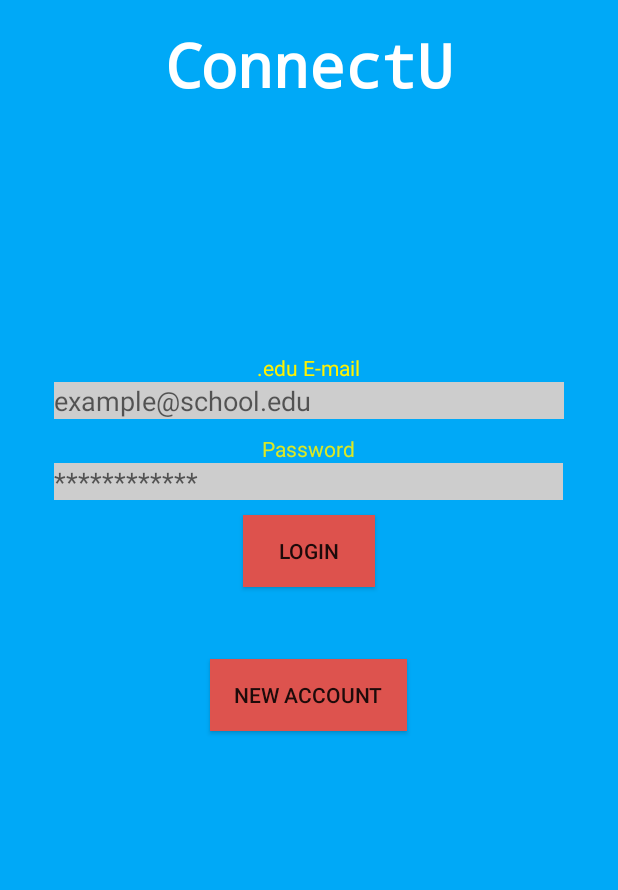
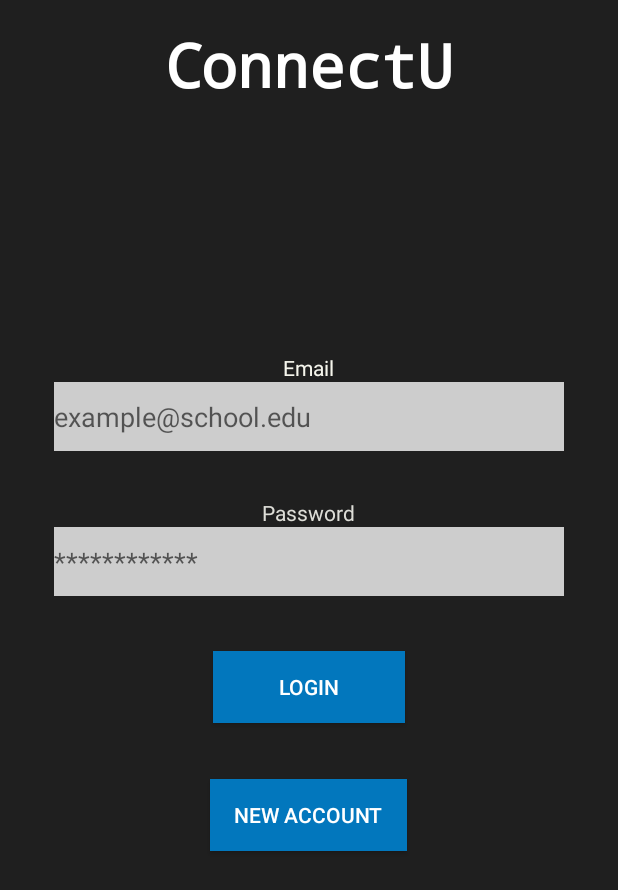
Before and after one commit to ucsdCSE110wi16/CSE110W260T10, an Android app: the screen it shows after launch (Login), on a phone screen of 412 x 824 dp. Shown: the top 890 px of the screen. Run offline under Robolectric (Android 15) with nearby library versions, the phone set to English and light mode, and no system bars.

Commit message:
changes to login screen

```diff
--- a/App/app/src/main/res/layout/activity_login.xml
+++ b/App/app/src/main/res/layout/activity_login.xml
@@ -2,7 +2,7 @@
     xmlns:tools="http://schemas.android.com/tools"
     android:layout_width="match_parent"
     android:layout_height="match_parent"
-    android:background="#00a9f7"
+    android:background="#1F1F1F"
     android:gravity="center_horizontal"
     android:orientation="vertical"
     android:paddingBottom="@dimen/activity_vertical_margin"
@@ -28,8 +28,8 @@
     <TextView
         android:layout_width="wrap_content"
         android:layout_height="wrap_content"
-        android:text=".edu E-mail"
-        android:textColor="#fff200" />
+        android:text="Email"
+        android:textColor="#f5f5ec" />
 
     <EditText
         android:id="@+id/etEmail"
@@ -38,42 +38,58 @@
         android:layout_marginBottom="10dp"
         android:autoText="false"
         android:background="#cdcdcd"
-        android:hint="example@school.edu" />
+        android:hint="example@school.edu"
+        android:layout_weight="0.04" />
+
+    <Space
+        android:layout_width="match_parent"
+        android:layout_height="wrap_content"
+        android:layout_gravity="center_horizontal"
+        android:layout_weight="0.04" />
 
     <TextView
         android:layout_width="wrap_content"
         android:layout_height="wrap_content"
         android:text="Password"
-        android:textColor="#dce824" />
+        android:textColor="#ddddd7" />
 
     <EditText
         android:id="@+id/etPassword"
-        android:layout_width="339dp"
+        android:layout_width="340dp"
         android:layout_height="wrap_content"
         android:layout_marginBottom="10dp"
         android:background="#cdcdcd"
         android:hint="************"
-        android:inputType="textPassword" />
+        android:inputType="textPassword"
+        android:layout_weight="0.04" />
+
+    <Space
+        android:layout_width="match_parent"
+        android:layout_height="wrap_content"
+        android:layout_gravity="right"
+        android:layout_weight="0.05" />
 
     <Button
         android:id="@+id/bLogin"
-        android:layout_width="wrap_content"
+        android:layout_width="128dp"
         android:layout_height="wrap_content"
-        android:background="#dd524d"
-        android:text="Login" />
+        android:background="#0277BD"
+        android:text="Login"
+        android:textColor="#ffffff" />
 
     <Space
         android:layout_width="match_parent"
         android:layout_height="wrap_content"
         android:layout_gravity="center_horizontal"
-        android:layout_weight="0.09" />
+        android:layout_weight="0.07" />
 
     <Button
         android:id='@+id/tvRegisterLink'
         android:layout_width="131dp"
         android:layout_height="wrap_content"
-        android:background="#dd534e"
+        android:background="#0277BD"
         android:password="false"
-        android:text="New Account" />
+        android:text="New Account"
+        android:textColor="#ffffff" />
 
 </LinearLayout>
```
